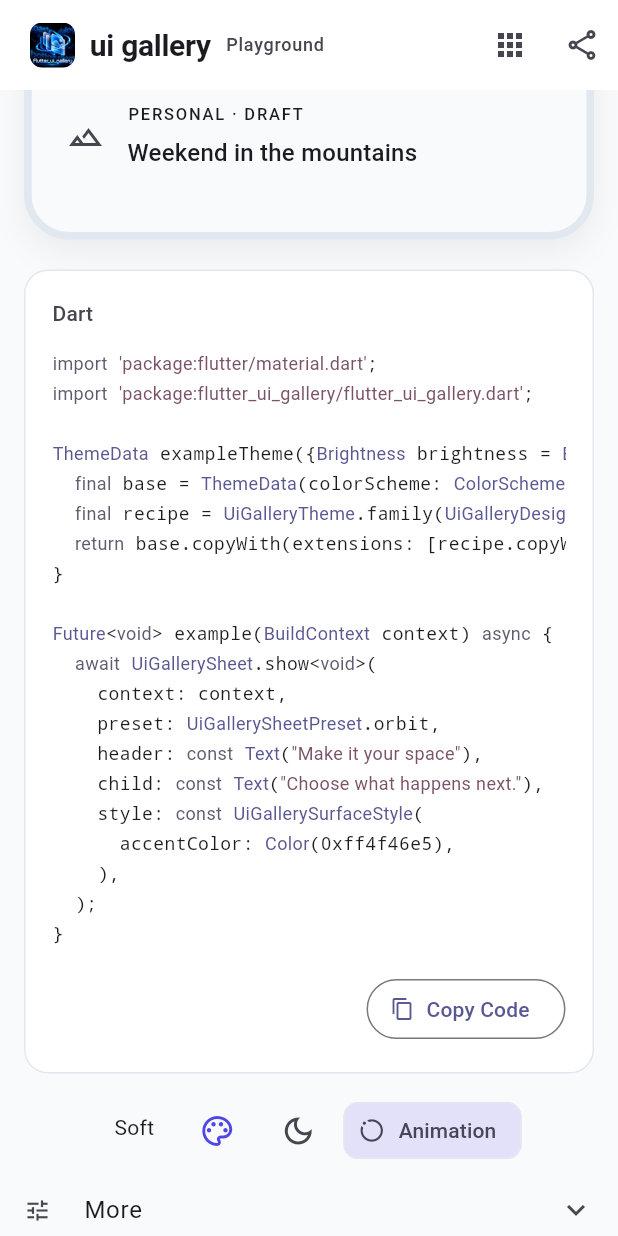
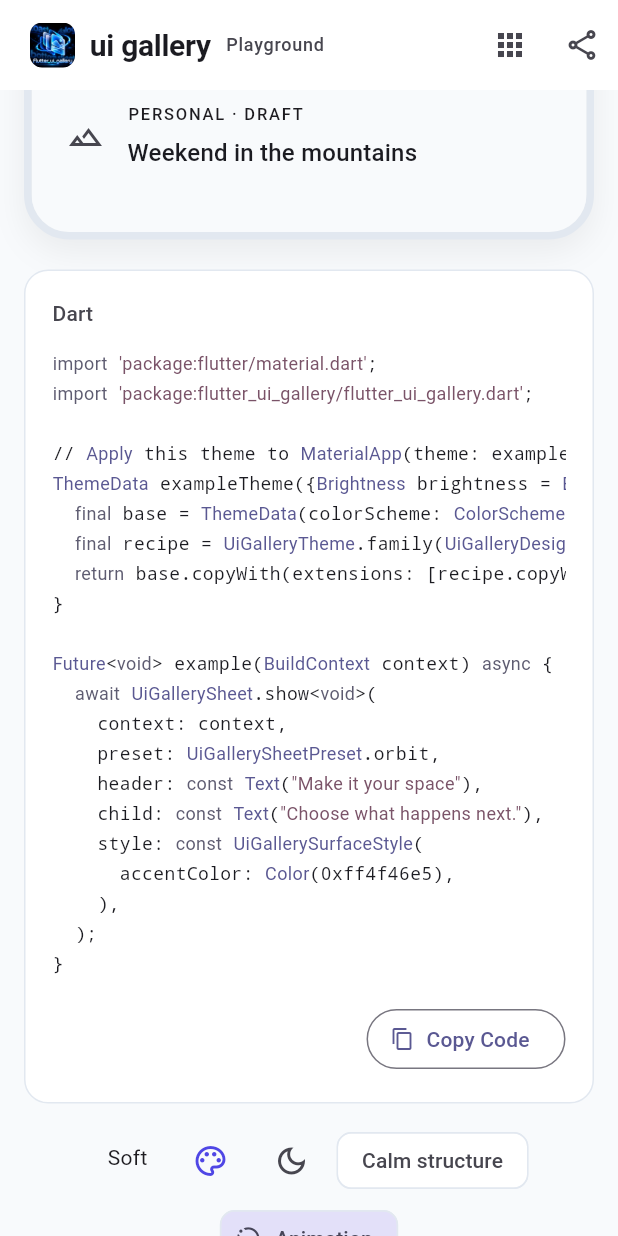
Before and after one commit to Ahmedelsapagh10/flutter_ui_gallery, a Flutter app: the screen it shows after launch, scrolled down 576 dp, on a phone screen of 412 x 824 dp. Run offline on Flutter 3.47's test engine with Material 3 defaults, Android fonts, the phone set to English and light mode, and no system bars; Roboto replaces fonts that are missing (Outfit, Plus Jakarta Sans); project files that could hold a hidden picture were left out.

Commit message:
docs: make release candidate adoption and playground examples reliable

```diff
--- /dev/null
+++ b/dart_test.yaml
@@ -0,0 +1,3 @@
+# Pinned render comparisons; current stable excludes this tag in CI.
+tags:
+  golden:
--- /dev/null
+++ b/example/dart_test.yaml
@@ -0,0 +1,3 @@
+# Pinned render comparisons; current stable excludes this tag in CI.
+tags:
+  golden:
--- a/example/lib/gallery/catalog.dart
+++ b/example/lib/gallery/catalog.dart
@@ -79,14 +79,22 @@ class SurfaceDesign {
     return DesignPurpose.navigation;
   }
 
+  /// Evidence-backed starting points, not a claim that every proposed Hero
+  /// has passed native accessibility or device verification.
   bool get recommended => const {
     'sheets.orbit',
-    'dialogs.halo',
+    'sheets.splitLayer',
+    'sheets.taskRail',
+    'dialogs.split',
+    'dialogs.sideBySideChoice',
     'dialogs.commandPalette',
+    'dialogs.timeline',
+    'toasts.action',
     'toasts.signal',
-    'toasts.progressCard',
     'header.searchSwitch',
-    'header.selectionBar',
+    'header.editorialTopbar',
+    'bottomNav.morphingCapsule',
+    'bottomNav.layeredShelf',
     'bottomNav.adaptiveMinimal',
   }.contains(id);
 }
--- a/example/lib/gallery/configuration.dart
+++ b/example/lib/gallery/configuration.dart
@@ -10,6 +10,7 @@ class PlaygroundConfiguration {
     this.dark = false,
     this.rtl = false,
     this.reduced = false,
+    this.useSignature = false,
     this.accent = const Color(0xff4f46e5),
     this.width = 390,
     this.title = 'Make it your space',
@@ -20,7 +21,7 @@ class PlaygroundConfiguration {
   });
   final String preset, title, message;
   final UiGalleryDesignFamily family;
-  final bool dark, rtl, reduced;
+  final bool dark, rtl, reduced, useSignature;
   final Color accent;
   final double width, depthIntensity;
   final double? transitionMs, curveDepth;
@@ -55,6 +56,7 @@ class PlaygroundConfiguration {
       dark: values['dark'] == '1',
       rtl: values['rtl'] == '1',
       reduced: values['reduced'] == '1',
+      useSignature: values['signature'] == '1',
       accent: argb == null ? const Color(0xff4f46e5) : Color(argb),
       width: const [390.0, 768.0, 1200.0].contains(width) ? width! : 390,
       title: (values['title'] ?? 'Make it your space').characters
@@ -83,6 +85,7 @@ class PlaygroundConfiguration {
         'dark': dark ? '1' : '0',
         'rtl': rtl ? '1' : '0',
         'reduced': reduced ? '1' : '0',
+        if (useSignature) 'signature': '1',
         'width': width.round().toString(),
         'title': title,
         'message': message,
--- a/example/lib/gallery/snippet.dart
+++ b/example/lib/gallery/snippet.dart
@@ -13,6 +13,7 @@ String playgroundSnippet({
   UiGalleryDesignFamily? family,
   Brightness brightness = Brightness.light,
   bool reduced = false,
+  bool useSignature = false,
   double? transitionMs,
   double? curveDepth,
   double depthIntensity = 1,
@@ -46,9 +47,10 @@ String playgroundSnippet({
   const baseImports =
       "import 'package:flutter/material.dart';\nimport 'package:flutter_ui_gallery/flutter_ui_gallery.dart';\n\n";
   final imports =
-      '$baseImports${family == null ? '' : "ThemeData ${functionName}Theme({Brightness brightness = Brightness.${brightness.name}}) {\n"
+      '$baseImports${family == null ? '' : "// Apply this theme to MaterialApp(theme: ${functionName}Theme()).\n"
+                "ThemeData ${functionName}Theme({Brightness brightness = Brightness.${brightness.name}}) {\n"
                 "  final base = ThemeData(colorScheme: ColorScheme.fromSeed(seedColor: $color, brightness: brightness));\n"
-                "  final recipe = UiGalleryTheme.family(UiGalleryDesignFamily.${family.name}, theme: base);\n"
+                "  final recipe = UiGalleryTheme.family(UiGalleryDesignFamily.${family.name}, theme: base, useSignature: $useSignature);\n"
                 "  return base.copyWith(extensions: [recipe.copyWith(surfaceStyle: recipe.surfaceStyle!.copyWith(accentColor: $color), motionIntensity: ${reduced ? 0 : 1})]);\n}\n\n"}';
   if (design.sheet != null) {
     return '${imports}Future<void> $functionName(BuildContext context) async {\n'
@@ -68,12 +70,64 @@ String playgroundSnippet({
         "      UiGalleryDialogAction(label: 'Archive', value: 'archive', enabled: false),\n"
         '    ],\n$style$motion  );\n}';
   }
+  if (design.dialog == UiGalleryDialogPreset.sideBySideChoice) {
+    return '${imports}Future<String?> $functionName(BuildContext context) {\n'
+        '  return UiGalleryDialog.show<String>(\n    context: context,\n'
+        '    useRootNavigator: false,\n'
+        '    preset: UiGalleryDialogPreset.sideBySideChoice,\n'
+        '    title: ${literal(title)}, message: ${literal(message)},\n'
+        '    actions: const [\n'
+        "      UiGalleryDialogAction(label: 'Personal', value: 'Personal',\n"
+        "        description: 'A private space for your own projects.', icon: Icon(Icons.person_outline)),\n"
+        "      UiGalleryDialogAction(label: 'Team', value: 'Team', primary: true,\n"
+        "        description: 'Share collections with collaborators.', icon: Icon(Icons.groups_outlined)),\n"
+        '    ],\n$style$motion  );\n}';
+  }
+  if (design.dialog == UiGalleryDialogPreset.timeline ||
+      design.dialog == UiGalleryDialogPreset.milestone) {
+    return "import 'package:flutter/foundation.dart';\n"
+        '${imports}Future<String?> $functionName(BuildContext context,\n'
+        '    ValueListenable<UiGalleryTimelineState> progress, VoidCallback onCompleteStep) {\n'
+        '  return UiGalleryDialog.show<String>(\n    context: context,\n'
+        '    useRootNavigator: false,\n'
+        '    preset: UiGalleryDialogPreset.${design.dialog!.name},\n'
+        '    title: ${literal(title)}, message: ${literal(message)},\n'
+        '    child: ValueListenableBuilder<UiGalleryTimelineState>(\n'
+        '      valueListenable: progress,\n'
+        '      builder: (context, value, _) => Column(\n'
+        '        mainAxisSize: MainAxisSize.min,\n'
+        '        children: [\n'
+        '          UiGalleryTimeline(state: value),\n'
+        '          const SizedBox(height: 16),\n'
+        '          FilledButton.tonal(\n'
+        '            onPressed: value.completed ? null : onCompleteStep,\n'
+        "            child: Text(value.completed ? 'Verified' : 'Complete current step'),\n"
+        '          ),\n'
+        '        ],\n'
+        '      ),\n'
+        '    ),\n'
+        "    actions: const [UiGalleryDialogAction(label: 'Close', value: 'Closed')],\n"
+        '$style$motion  );\n}';
+  }
+  if (design.dialog == UiGalleryDialogPreset.spotlight ||
+      design.dialog == UiGalleryDialogPreset.statusBeacon) {
+    return '${imports}Future<String?> $functionName(BuildContext context, UiGalleryResult result) {\n'
+        '  return UiGalleryDialog.show<String>(\n    context: context,\n'
+        '    useRootNavigator: false,\n'
+        '    preset: UiGalleryDialogPreset.${design.dialog!.name},\n'
+        '    title: ${literal(title)}, message: ${literal(message)},\n'
+        '    result: result,\n'
+        "    actions: const [UiGalleryDialogAction(label: 'Continue', value: 'Continued', primary: true)],\n"
+        '$style$motion  );\n}';
+  }
   if (design.dialog != null) {
     return '${imports}Future<bool?> $functionName(BuildContext context) {\n'
         '  return UiGalleryDialog.confirm(\n    context: context,\n'
         '    useRootNavigator: false,\n'
         '    preset: UiGalleryDialogPreset.${design.dialog!.name},\n'
-        '    title: ${literal(title)},\n    message: ${literal(message)},\n$style$motion  );\n}';
+        '    title: ${literal(title)},\n    message: ${literal(message)},\n'
+        '${design.dialog == UiGalleryDialogPreset.split ? "    destructive: true, confirmLabel: 'Discard draft',\n" : ''}'
+        '$style$motion  );\n}';
   }
   if (design.toast == UiGalleryToastPreset.progressCard) {
     return "import 'package:flutter/foundation.dart';\n"
--- a/example/lib/main.dart
+++ b/example/lib/main.dart
@@ -38,6 +38,7 @@ class _FlutterUiGalleryAppState extends State<FlutterUiGalleryApp> {
     _dark = configuration.dark;
     _rtl = configuration.rtl;
     _reduced = configuration.reduced;
+    _useSignature = configuration.useSignature;
     _accent = configuration.accent;
     _previewWidth = configuration.width;
     _transitionMs = configuration.transitionMs;
@@ -48,6 +49,7 @@ class _FlutterUiGalleryAppState extends State<FlutterUiGalleryApp> {
   bool _dark = false;
   bool _rtl = false;
   bool _reduced = false;
+  bool _useSignature = false;
   Color _accent = const Color(0xff4f46e5);
   double _previewWidth = 390;
   double? _transitionMs;
@@ -174,7 +176,11 @@ class _FlutterUiGalleryAppState extends State<FlutterUiGalleryApp> {
         ),
       ),
     );
-    final recipe = UiGalleryTheme.family(_family, theme: base);
+    final recipe = UiGalleryTheme.family(
+      _family,
+      theme: base,
+      useSignature: _useSignature,
+    );
     return base.copyWith(
       extensions: [
         recipe.copyWith(
@@ -214,6 +220,8 @@ class _FlutterUiGalleryAppState extends State<FlutterUiGalleryApp> {
       dark: _dark,
       rtl: _rtl,
       reduced: _reduced,
+      useSignature: _useSignature,
+      onSignature: (value) => setState(() => _useSignature = value),
       accent: _accent,
       previewWidth: _previewWidth,
       transitionMs: _transitionMs,
@@ -262,6 +270,8 @@ class _Preferences extends InheritedWidget {
     required this.dark,
     required this.rtl,
     required this.reduced,
+    required this.useSignature,
+    required this.onSignature,
     required this.accent,
     required this.previewWidth,
     required this.transitionMs,
@@ -279,7 +289,8 @@ class _Preferences extends InheritedWidget {
 
   final UiGalleryDesignFamily family;
   final ValueChanged<UiGalleryDesignFamily> onFamily;
-  final bool dark, rtl, reduced;
+  final bool dark, rtl, reduced, useSignature;
+  final ValueChanged<bool> onSignature;
   final Color accent;
   final double previewWidth, depthIntensity;
   final double? transitionMs, curveDepth;
@@ -297,6 +308,7 @@ class _Preferences extends InheritedWidget {
       dark != oldWidget.dark ||
       rtl != oldWidget.rtl ||
       reduced != oldWidget.reduced ||
+      useSignature != oldWidget.useSignature ||
       accent != oldWidget.accent ||
       previewWidth != oldWidget.previewWidth ||
       transitionMs != oldWidget.transitionMs ||
@@ -431,6 +443,7 @@ class _GalleryHomeState extends State<_GalleryHome> {
                 dark: p.dark,
                 rtl: p.rtl,
                 reduced: p.reduced,
+                useSignature: p.useSignature,
                 accent: p.accent,
                 width: p.previewWidth,
                 title: _title.text,
@@ -660,6 +673,7 @@ class _GalleryHomeState extends State<_GalleryHome> {
                           message: _message.text,
                           accent: p.accent,
                           reduced: p.reduced,
+                          useSignature: p.useSignature,
                           transitionMs: p.transitionMs,
                           curveDepth: _hasCurve(design) ? p.curveDepth : null,
                           depthIntensity: _hasDepth(design)
@@ -876,6 +890,13 @@ class _Controls extends StatelessWidget {
               ),
             ),
             FilterChip(
+              label: const Text('Calm structure'),
+              tooltip:
+                  'Opt into the reviewed family structures; existing defaults remain available.',
+              selected: p.useSignature,
+              onSelected: p.onSignature,
+            ),
+            FilterChip(
               label: const Text('Animation'),
               selected: !p.reduced,
               onSelected: (enabled) => p.onReduced(!enabled),
```
Also changed, not shown: 6 other files.
